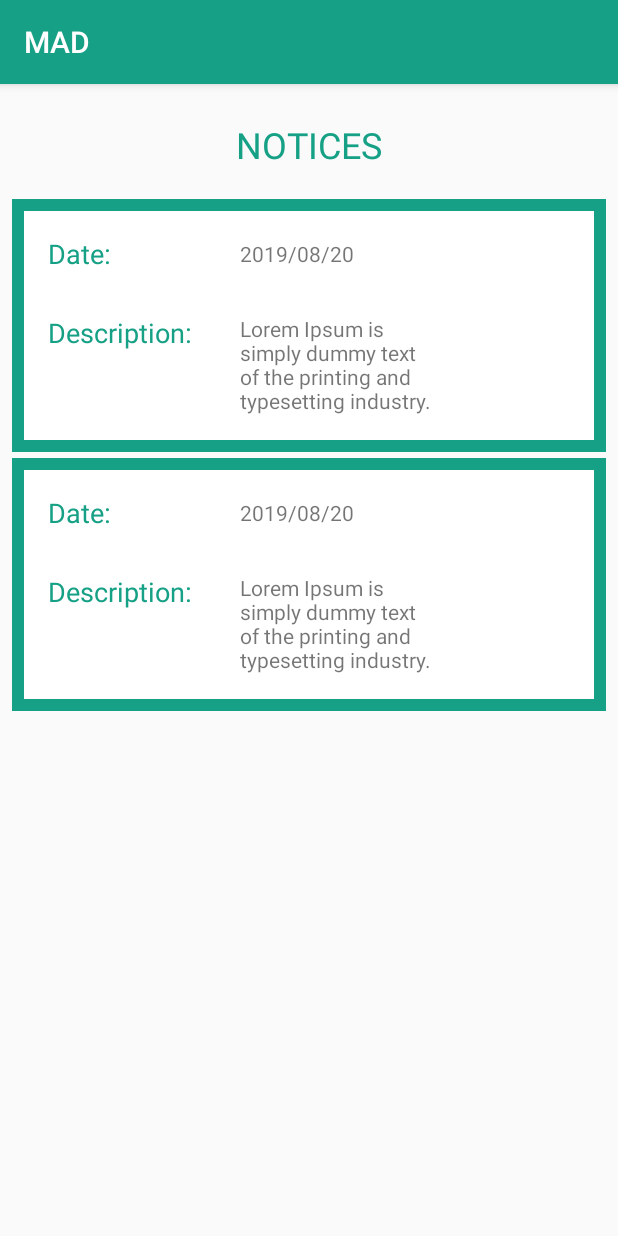
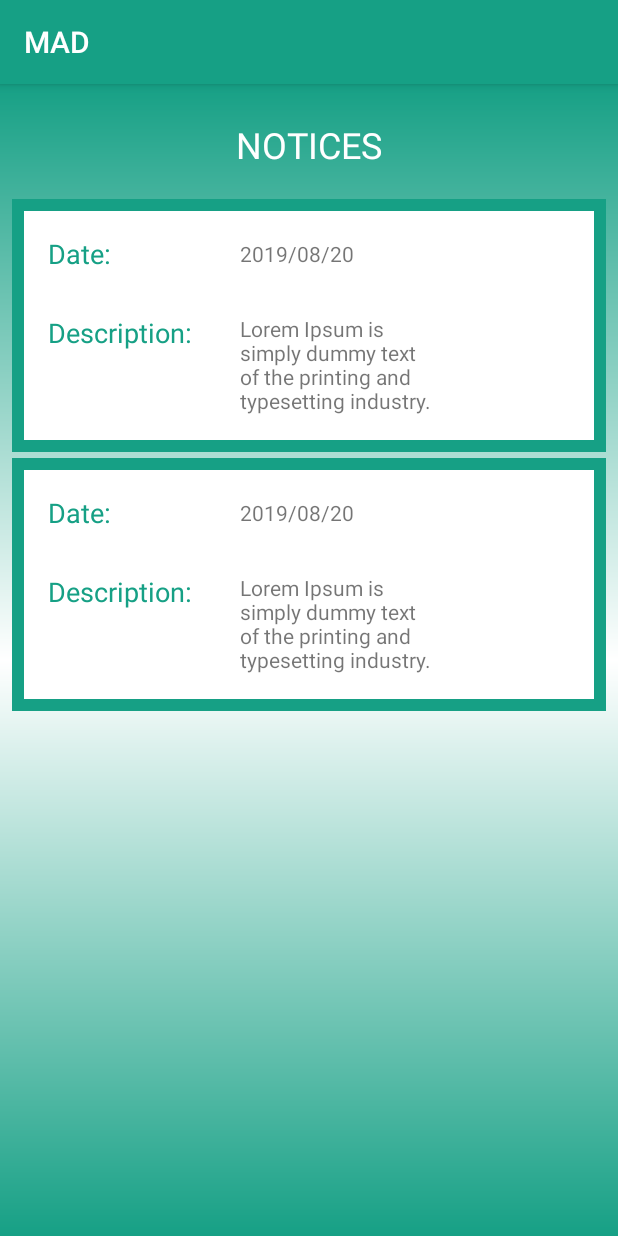
Before and after one commit to samesh97/MADPROJECT, an Android app: the NoticeUserDisplayNotices screen opened directly, with no data from a screen before it, on a phone screen of 412 x 824 dp. Run offline under Robolectric (Android 15) with nearby library versions, the phone set to English and light mode, and no system bars.

Commit message:
Notices Background Updated

```diff
--- a/app/src/main/res/layout/activity_notice_user_display_notices.xml
+++ b/app/src/main/res/layout/activity_notice_user_display_notices.xml
@@ -2,6 +2,7 @@
 
 <ScrollView android:layout_width="match_parent"
     android:layout_height="match_parent"
+    android:background="@drawable/gradient"
     xmlns:android="http://schemas.android.com/apk/res/android" >
 
 
@@ -24,7 +25,7 @@
         android:layout_marginRight="16dp"
         android:gravity="center"
         android:text="@string/up_coming_events"
-        android:textColor="@color/red"
+        android:textColor="@color/white"
         android:textSize="24sp"
         app:layout_constraintEnd_toEndOf="parent"
         app:layout_constraintHorizontal_bias="0.498"
```
